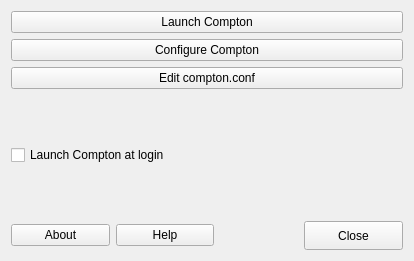
Before: the Qt Designer form app/mxcompton.ui in MX-Linux/mx-compton, drawn with Qt 5.
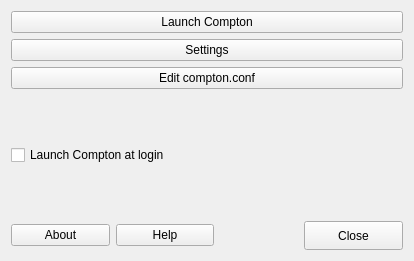
After: the same form once the commit is applied. Icons and pictures are not drawn.

Patch:
```diff
--- a/app/mxcompton.ui
+++ b/app/mxcompton.ui
@@ -149,7 +149,7 @@
          <string>Launch compton-conf configuration tool</string>
         </property>
         <property name="text">
-         <string>Configure Compton</string>
+         <string>Settings</string>
         </property>
         <property name="icon">
          <iconset theme="preferences-system">
```
